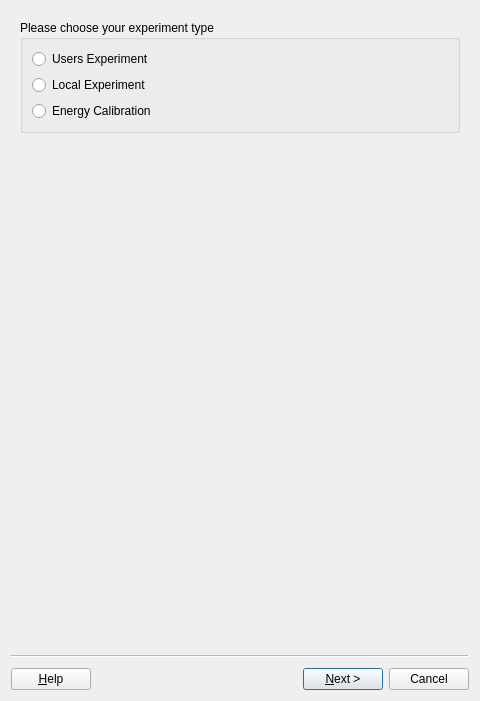
This is UI/DAQ_Tool/MS/wizard.ui in SESAME-Synchrotron/MS-XPD-ScanTool as Qt 5 draws it before an edit. The edited form follows.
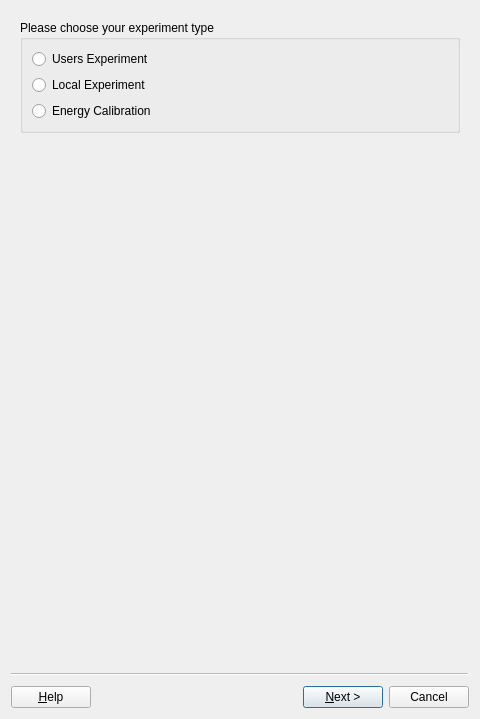
This is the edited form. Custom widgets are drawn as their Qt base class.

Diff of the .ui file:
```diff
--- a/UI/DAQ_Tool/MS/wizard.ui
+++ b/UI/DAQ_Tool/MS/wizard.ui
@@ -13,7 +13,7 @@
     <x>0</x>
     <y>0</y>
     <width>480</width>
-    <height>701</height>
+    <height>719</height>
    </rect>
   </property>
   <property name="cursor">
```
Left out of the diff: 3004 changed lines with no effect on the pictures.
